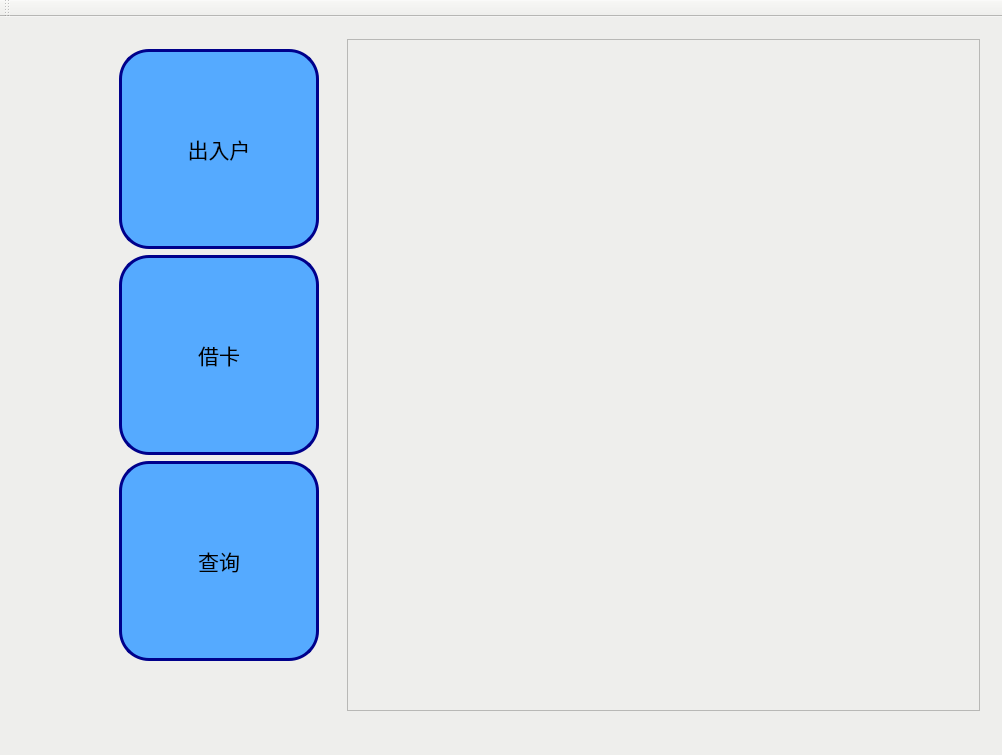
Qt form info_manage_system/mainwindow.ui (interstellar-ai/info_manage_system) before a commit.
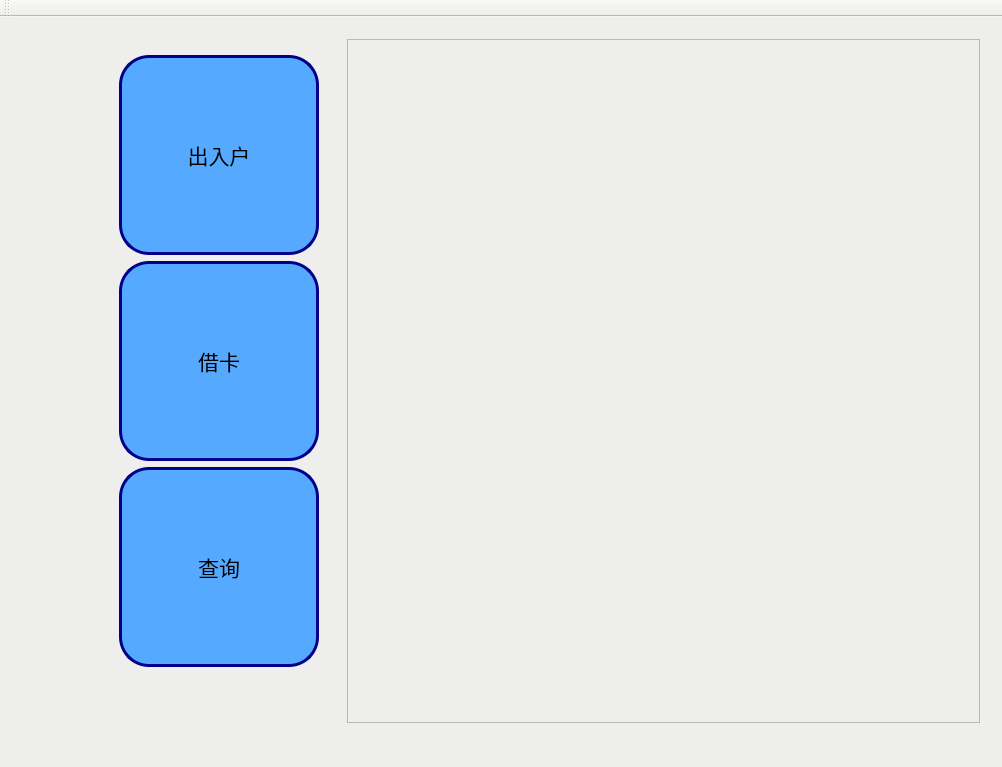
The same form after that commit. Icons and pictures are not drawn. Custom widgets are drawn as their Qt base class.

```diff
--- a/info_manage_system/mainwindow.ui
+++ b/info_manage_system/mainwindow.ui
@@ -7,7 +7,7 @@
     <x>0</x>
     <y>0</y>
     <width>1002</width>
-    <height>755</height>
+    <height>767</height>
    </rect>
   </property>
   <property name="sizePolicy">
```
Left out of the diff: 5 changed lines with no effect on the pictures.
